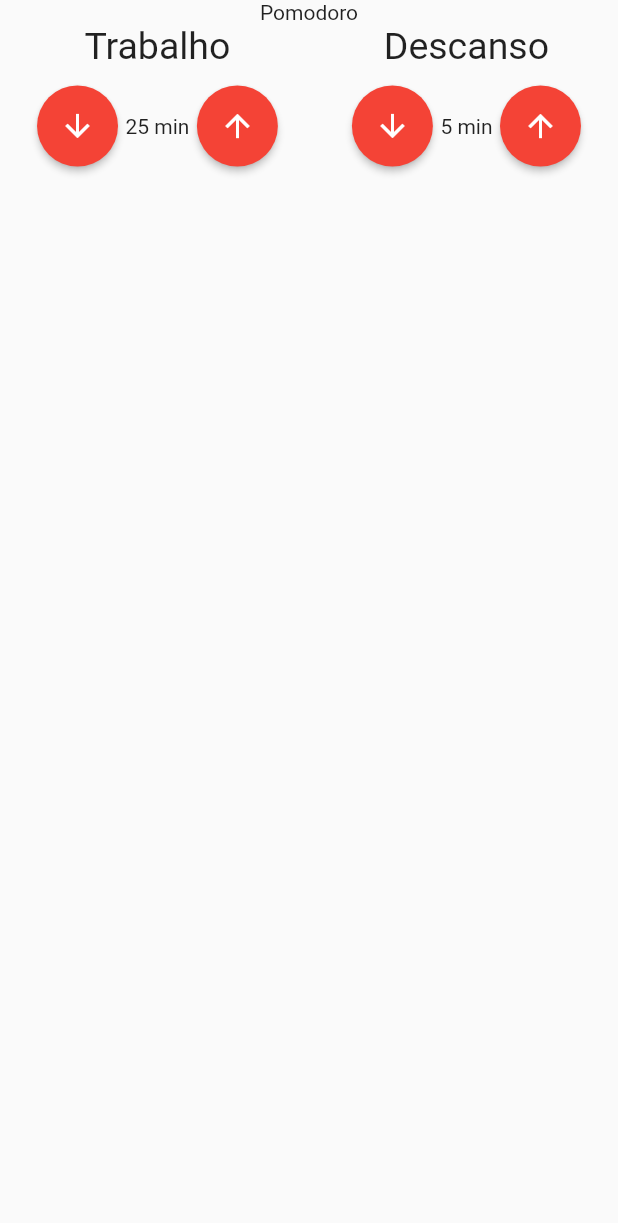
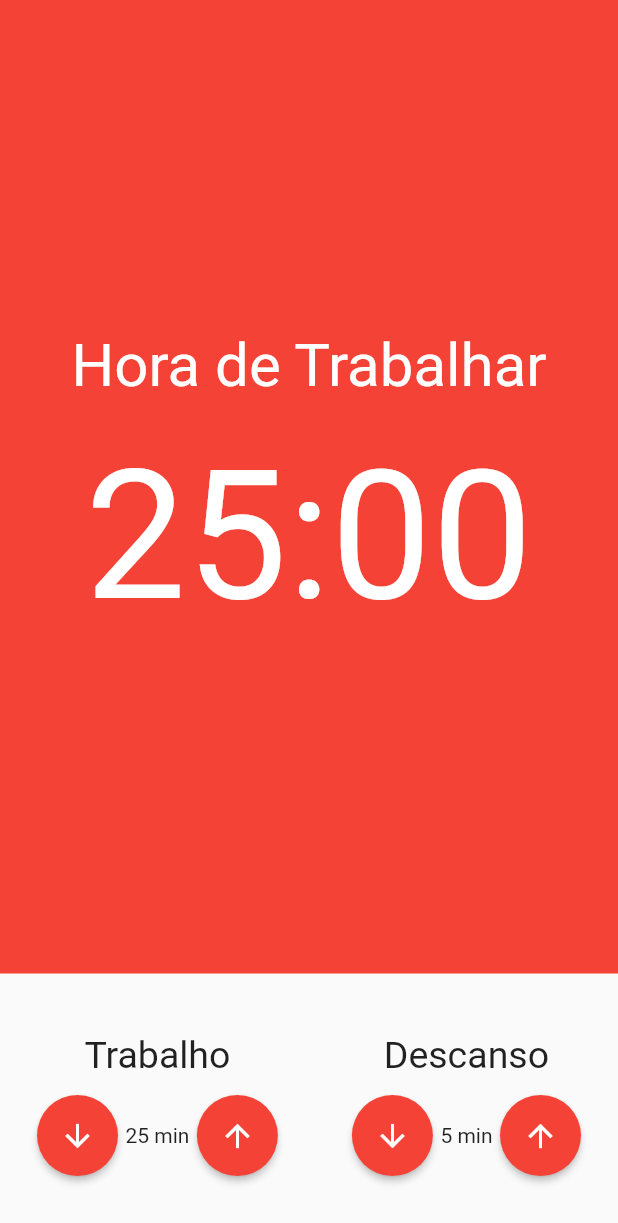
Before and after one commit to danilovalerio/pomodor_tech_work, a Flutter app: the screen it shows after launch, on a phone screen of 412 x 824 dp. Shown: the top 1223 px of the screen. Run offline on Flutter 3.47's test engine with Material 2 defaults, Android fonts, the phone set to English and light mode, and no system bars.

Commit message:
componente cronometro

```diff
--- a/lib/components/cronometro.dart
+++ b/lib/components/cronometro.dart
@@ -1,3 +1,4 @@
+import 'package:flutter/cupertino.dart';
 import 'package:flutter/material.dart';
 
 class Cronometro extends StatelessWidget {
@@ -8,13 +9,12 @@ class Cronometro extends StatelessWidget {
     return Container(
       color: Colors.red,
       child: Column(
-        crossAxisAlignment: CrossAxisAlignment.center,
+        mainAxisAlignment: MainAxisAlignment.center,
         children: [
           Text("Hora de Trabalhar",
-          style: TextStyle(
-            fontSize: 40,
-            color: Colors.white,
-          ),)
+              style: TextStyle(fontSize: 40, color: Colors.white)),
+          SizedBox(height: 20),
+          Text("25:00", style: TextStyle(fontSize: 120, color: Colors.white))
         ],
       ),
     );
--- a/lib/pages/pomodoro_page.dart
+++ b/lib/pages/pomodoro_page.dart
@@ -1,4 +1,5 @@
 import 'package:flutter/material.dart';
+import 'package:pomodor_tech_work/components/cronometro.dart';
 import 'package:pomodor_tech_work/components/entrada_tempo.dart';
 
 class Pomodoro extends StatelessWidget {
@@ -8,14 +9,18 @@ class Pomodoro extends StatelessWidget {
   Widget build(BuildContext context) {
     return Scaffold(
       body: Column(
+        crossAxisAlignment: CrossAxisAlignment.stretch,
         children: [
-          const Text('Pomodoro'),
-          Row(
-            mainAxisAlignment: MainAxisAlignment.spaceAround,
-            children: [
-              EntradaTempo(titulo: 'Trabalho', valor: 25),
-              EntradaTempo(titulo: 'Descanso', valor: 5),
-            ],
+          Expanded(child: Cronometro()),
+          Padding(
+            padding: const EdgeInsets.symmetric(vertical: 40),
+            child: Row(
+              mainAxisAlignment: MainAxisAlignment.spaceAround,
+              children: [
+                EntradaTempo(titulo: 'Trabalho', valor: 25),
+                EntradaTempo(titulo: 'Descanso', valor: 5),
+              ],
+            ),
           ),
         ],
       ),
```
